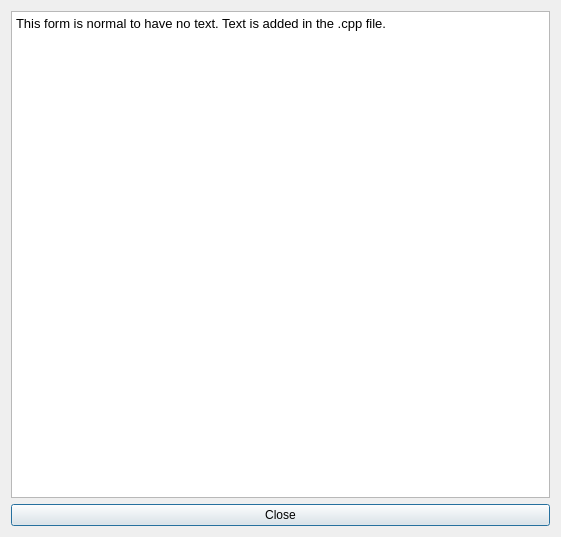
The window that src/interface/helpfaqform_template.ui (janLo/FET) describes before a commit, drawn with Qt 5.
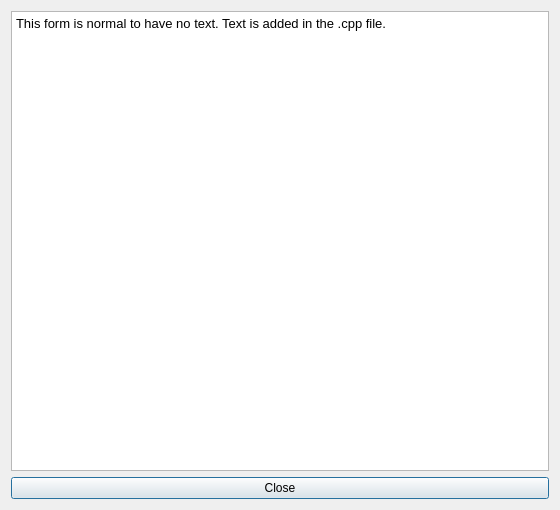
The same window after the commit.

```diff
--- a/src/interface/helpfaqform_template.ui
+++ b/src/interface/helpfaqform_template.ui
@@ -6,8 +6,8 @@
    <rect>
     <x>0</x>
     <y>0</y>
-    <width>561</width>
-    <height>537</height>
+    <width>560</width>
+    <height>510</height>
    </rect>
   </property>
   <property name="windowTitle">
```
Left out of the diff: 2 changed lines with no effect on the pictures.
